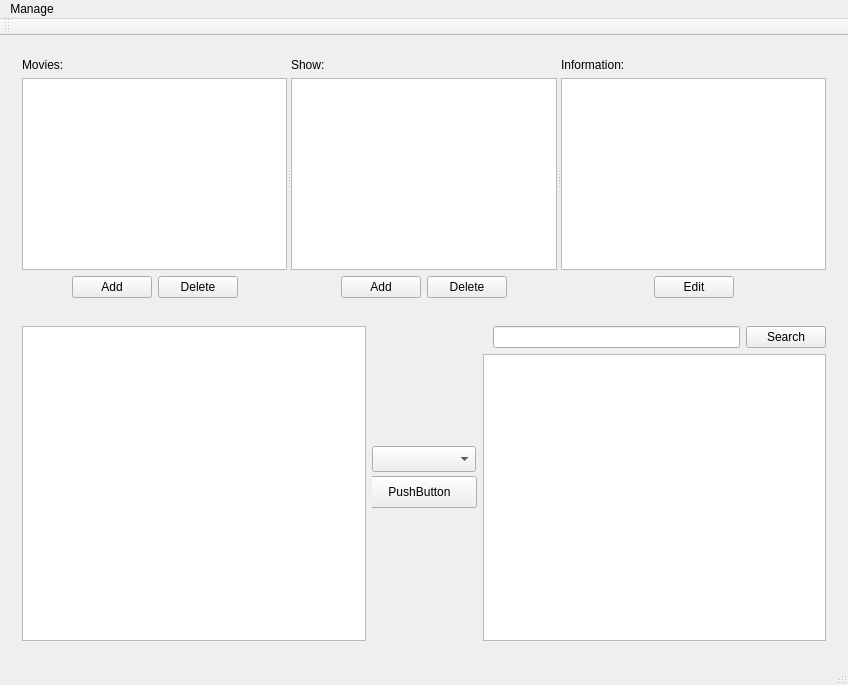
This is Mainwindow/mainwindow.ui in Drakenhielm/Biobokningssystem as Qt 5 draws it before an edit. The edited form follows.
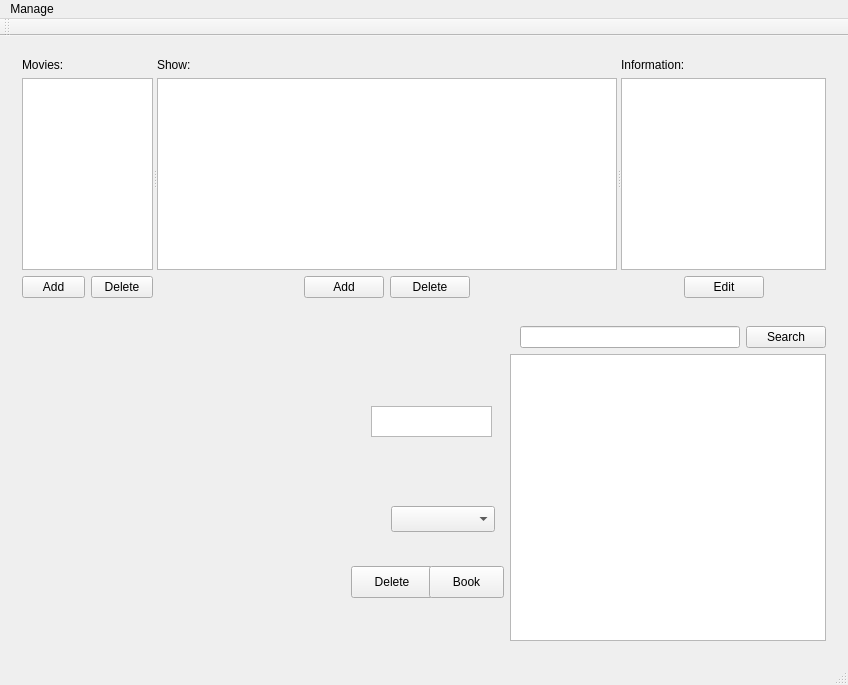
This is the edited form.

Diff of the .ui file:
```diff
--- a/Mainwindow/mainwindow.ui
+++ b/Mainwindow/mainwindow.ui
@@ -30,6 +30,12 @@
           <enum>Qt::Horizontal</enum>
          </property>
          <widget class="QWidget" name="widget_movies" native="true">
+          <property name="minimumSize">
+           <size>
+            <width>10</width>
+            <height>0</height>
+           </size>
+          </property>
           <layout class="QVBoxLayout" name="verticalLayout_6">
            <property name="leftMargin">
             <number>0</number>
@@ -51,23 +57,23 @@
             </widget>
            </item>
            <item>
-            <widget class="QListView" name="listView_movies"/>
+            <widget class="QListView" name="listView_movies">
+             <property name="sizePolicy">
+              <sizepolicy hsizetype="Minimum" vsizetype="Expanding">
+               <horstretch>0</horstretch>
+               <verstretch>0</verstretch>
+              </sizepolicy>
+             </property>
+             <property name="minimumSize">
+              <size>
+               <width>10</width>
+               <height>0</height>
+              </size>
+             </property>
+            </widget>
            </item>
            <item>
             <layout class="QHBoxLayout" name="horizontalLayout_4">
-             <item>
-              <spacer name="horizontalSpacer_4">
-               <property name="orientation">
-                <enum>Qt::Horizontal</enum>
-               </property>
-               <property name="sizeHint" stdset="0">
-                <size>
-                 <width>40</width>
-                 <height>20</height>
-                </size>
-               </property>
-              </spacer>
-             </item>
              <item>
               <widget class="QPushButton" name="pushButton_movies_add">
                <property name="text">
@@ -82,24 +88,17 @@
                </property>
               </widget>
              </item>
-             <item>
-              <spacer name="horizontalSpacer_3">
-               <property name="orientation">
-                <enum>Qt::Horizontal</enum>
-               </property>
-               <property name="sizeHint" stdset="0">
-                <size>
-                 <width>40</width>
-                 <height>20</height>
-                </size>
-               </property>
-              </spacer>
-             </item>
             </layout>
            </item>
           </layout>
          </widget>
          <widget class="QWidget" name="widget_shows" native="true">
+          <property name="minimumSize">
+           <size>
+            <width>460</width>
+            <height>0</height>
+           </size>
+          </property>
           <layout class="QVBoxLayout" name="verticalLayout_5">
            <property name="leftMargin">
             <number>0</number>
@@ -121,7 +120,29 @@
             </widget>
            </item>
            <item>
-            <widget class="QTableWidget" name="tableWidget_show"/>
+            <widget class="QTableView" name="tableView_show">
+             <attribute name="horizontalHeaderCascadingSectionResizes">
+              <bool>false</bool>
+             </attribute>
+             <attribute name="horizontalHeaderDefaultSectionSize">
+              <number>75</number>
+             </attribute>
+             <attribute name="horizontalHeaderMinimumSectionSize">
+              <number>1</number>
+             </attribute>
+             <attribute name="verticalHeaderVisible">
+              <bool>false</bool>
+             </attribute>
+             <attribute name="verticalHeaderCascadingSectionResizes">
+              <bool>false</bool>
+             </attribute>
+             <attribute name="verticalHeaderDefaultSectionSize">
+              <number>20</number>
+             </attribute>
+             <attribute name="verticalHeaderMinimumSectionSize">
+              <number>20</number>
+             </attribute>
+            </widget>
            </item>
            <item>
             <layout class="QHBoxLayout" name="horizontalLayout_6">
@@ -170,6 +191,12 @@
           </layout>
          </widget>
          <widget class="QWidget" name="widget_info" native="true">
+          <property name="minimumSize">
+           <size>
+            <width>205</width>
+            <height>0</height>
+           </size>
+          </property>
           <layout class="QVBoxLayout" name="verticalLayout">
            <property name="leftMargin">
             <number>0</number>
@@ -248,11 +275,18 @@
     <item>
      <widget class="QWidget" name="widget_2" native="true">
       <layout class="QHBoxLayout" name="horizontalLayout_2">
-       <item>
-        <widget class="QTableWidget" name="tableWidget_3"/>
-       </item>
        <item>
         <widget class="QWidget" name="widget_3" native="true">
+         <property name="minimumSize">
+          <size>
+           <width>323</width>
+           <height>200</height>
+          </size>
+         </property>
+        </widget>
+       </item>
+       <item>
+        <widget class="QWidget" name="widget_hallview_info" native="true">
          <property name="sizePolicy">
           <sizepolicy hsizetype="Minimum" vsizetype="Preferred">
            <horstretch>0</horstretch>
@@ -261,33 +295,56 @@
          </property>
          <property name="minimumSize">
           <size>
-           <width>105</width>
+           <width>153</width>
            <height>0</height>
           </size>
          </property>
-         <widget class="QPushButton" name="pushButton">
+         <widget class="QTextBrowser" name="textBrowser">
           <property name="geometry">
            <rect>
-            <x>-10</x>
-            <y>150</y>
-            <width>115</width>
-            <height>32</height>
+            <x>20</x>
+            <y>80</y>
+            <width>121</width>
+            <height>31</height>
            </rect>
           </property>
-          <property name="text">
-           <string>PushButton</string>
-          </property>
          </widget>
-         <widget class="QComboBox" name="comboBox">
+         <widget class="QPushButton" name="pushButton_hallview_info_delete">
           <property name="geometry">
            <rect>
             <x>0</x>
-            <y>120</y>
+            <y>240</y>
+            <width>82</width>
+            <height>32</height>
+           </rect>
+          </property>
+          <property name="text">
+           <string>Delete</string>
+          </property>
+         </widget>
+         <widget class="QComboBox" name="comboBox">
+          <property name="geometry">
+           <rect>
+            <x>40</x>
+            <y>180</y>
             <width>104</width>
             <height>26</height>
            </rect>
           </property>
          </widget>
+         <widget class="QPushButton" name="pushButton_hallview_info_book">
+          <property name="geometry">
+           <rect>
+            <x>78</x>
+            <y>240</y>
+            <width>75</width>
+            <height>32</height>
+           </rect>
+          </property>
+          <property name="text">
+           <string>Book</string>
+          </property>
+         </widget>
         </widget>
        </item>
        <item>
```
